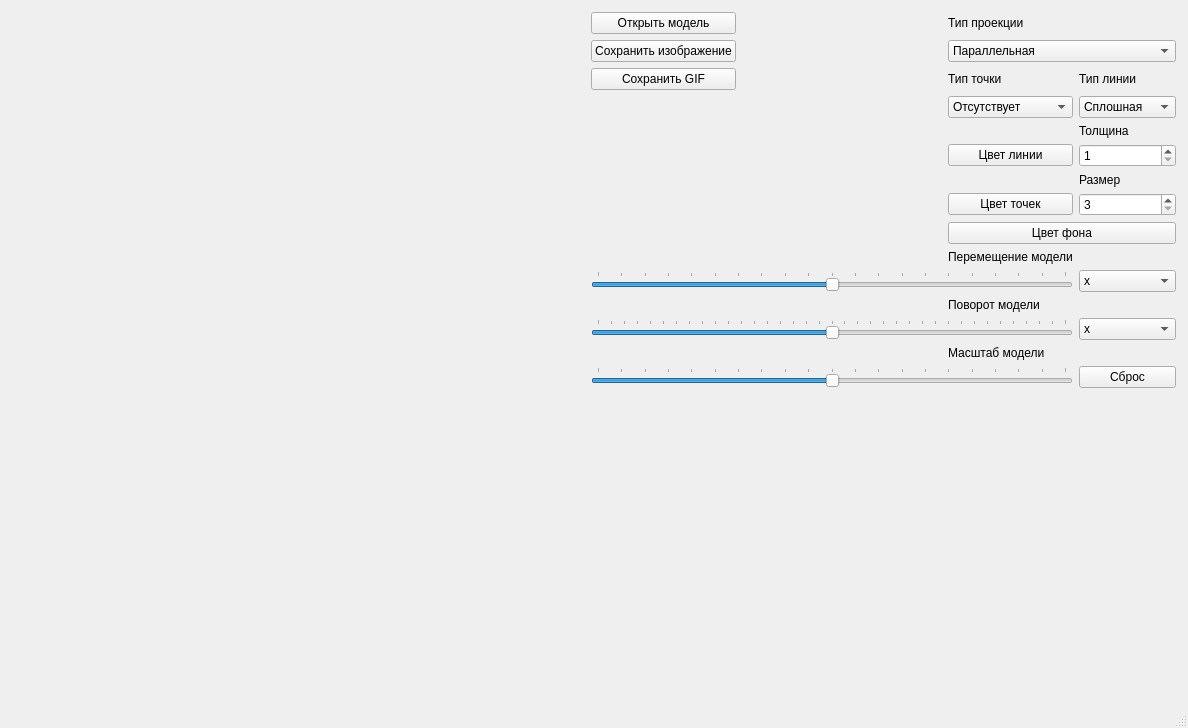
Above: src/3DViewer/mainwindow.ui from aprettel/3DViewer before the change. Below: the same form after it.
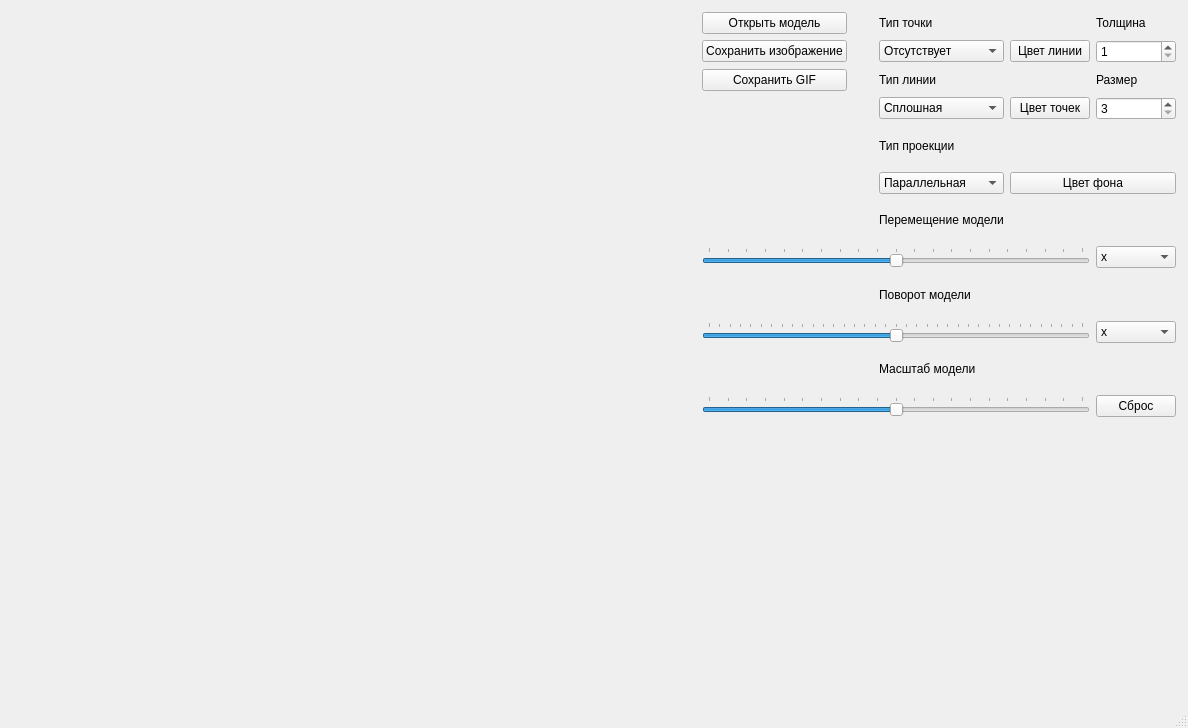
That is the form after the change.

Diff of the .ui file:
```diff
--- a/src/3DViewer/mainwindow.ui
+++ b/src/3DViewer/mainwindow.ui
@@ -44,117 +44,14 @@
       <property name="spacing">
        <number>-1</number>
       </property>
-      <item row="1" column="3" colspan="2">
-       <widget class="QComboBox" name="proectionBox">
-        <property name="font">
-         <font>
-          <bold>false</bold>
-         </font>
-        </property>
-        <item>
-         <property name="text">
-          <string>Параллельная</string>
-         </property>
-        </item>
-        <item>
-         <property name="text">
-          <string>Центральная</string>
-         </property>
-        </item>
-       </widget>
-      </item>
-      <item row="13" column="3">
-       <widget class="QLabel" name="scale_label">
+      <item row="2" column="1">
+       <widget class="QPushButton" name="saveButton_gif">
         <property name="text">
-         <string>Масштаб модели</string>
+         <string>Сохранить GIF</string>
         </property>
        </widget>
       </item>
-      <item row="10" column="4">
-       <widget class="QComboBox" name="translationBox">
-        <property name="font">
-         <font>
-          <bold>false</bold>
-         </font>
-        </property>
-        <item>
-         <property name="text">
-          <string>x</string>
-         </property>
-        </item>
-        <item>
-         <property name="text">
-          <string>y</string>
-         </property>
-        </item>
-        <item>
-         <property name="text">
-          <string>z</string>
-         </property>
-        </item>
-       </widget>
-      </item>
-      <item row="10" column="1" colspan="3">
-       <widget class="QSlider" name="translationSlider">
-        <property name="minimum">
-         <number>-100</number>
-        </property>
-        <property name="maximum">
-         <number>100</number>
-        </property>
-        <property name="singleStep">
-         <number>0</number>
-        </property>
-        <property name="value">
-         <number>0</number>
-        </property>
-        <property name="sliderPosition">
-         <number>0</number>
-        </property>
-        <property name="orientation">
-         <enum>Qt::Horizontal</enum>
-        </property>
-        <property name="tickPosition">
-         <enum>QSlider::TicksAbove</enum>
-        </property>
-        <property name="tickInterval">
-         <number>10</number>
-        </property>
-       </widget>
-      </item>
-      <item row="14" column="1" colspan="3">
-       <widget class="QSlider" name="scaleSlider">
-        <property name="minimum">
-         <number>-100</number>
-        </property>
-        <property name="maximum">
-         <number>100</number>
-        </property>
-        <property name="value">
-         <number>0</number>
-        </property>
-        <property name="sliderPosition">
-         <number>0</number>
-        </property>
-        <property name="orientation">
-         <enum>Qt::Horizontal</enum>
-        </property>
-        <property name="tickPosition">
-         <enum>QSlider::TicksAbove</enum>
-        </property>
-        <property name="tickInterval">
-         <number>10</number>
-        </property>
-       </widget>
-      </item>
-      <item row="1" column="1">
-       <widget class="QPushButton" name="saveButton_img">
-        <property name="text">
-         <string>Сохранить изображение</string>
-        </property>
-       </widget>
-      </item>
-      <item row="0" column="0" rowspan="16">
+      <item row="0" column="0" rowspan="18">
        <widget class="QWidget" name="screen" native="true">
         <property name="minimumSize">
          <size>
@@ -197,14 +94,18 @@
         </layout>
        </widget>
       </item>
-      <item row="12" column="4">
-       <widget class="QComboBox" name="rotateBox">
-        <property name="minimumContentsLength">
-         <number>0</number>
+      <item row="0" column="3">
+       <widget class="QLabel" name="doth_type_label">
+        <property name="text">
+         <string>Тип точки</string>
         </property>
+       </widget>
+      </item>
+      <item row="1" column="3">
+       <widget class="QComboBox" name="typeDoth">
         <item>
          <property name="text">
-          <string>x</string>
+          <string>Отсутствует</string>
          </property>
         </item>
         <item>
@@ -219,24 +120,17 @@
         </item>
        </widget>
       </item>
-      <item row="8" column="3" colspan="2">
-       <widget class="QPushButton" name="backColorButton">
+      <item row="2" column="3">
+       <widget class="QLabel" name="line_type_label">
         <property name="text">
-         <string>Цвет фона</string>
+         <string>Тип линии</string>
         </property>
        </widget>
       </item>
-      <item row="6" column="4">
-       <widget class="QLabel" name="size_label">
+      <item row="1" column="1">
+       <widget class="QPushButton" name="saveButton_img">
         <property name="text">
-         <string>Размер</string>
-        </property>
-       </widget>
-      </item>
-      <item row="11" column="3">
-       <widget class="QLabel" name="rotate_label">
-        <property name="text">
-         <string>Поворот модели</string>
+         <string>Сохранить изображение</string>
         </property>
        </widget>
       </item>
@@ -253,118 +147,57 @@
         </property>
        </widget>
       </item>
-      <item row="5" column="3">
-       <widget class="QPushButton" name="lineColorButton">
-        <property name="text">
-         <string>Цвет линии</string>
+      <item row="3" column="3">
+       <widget class="QComboBox" name="typeLine">
+        <property name="font">
+         <font>
+          <bold>false</bold>
+         </font>
         </property>
+        <item>
+         <property name="text">
+          <string>Сплошная</string>
+         </property>
+        </item>
+        <item>
+         <property name="text">
+          <string>Пунктирная</string>
+         </property>
+        </item>
        </widget>
       </item>
-      <item row="7" column="3">
-       <widget class="QPushButton" name="dothColorButton">
-        <property name="text">
-         <string>Цвет точек</string>
-        </property>
-       </widget>
-      </item>
-      <item row="15" column="1">
-       <spacer name="verticalSpacer">
-        <property name="orientation">
-         <enum>Qt::Vertical</enum>
-        </property>
-        <property name="sizeHint" stdset="0">
-         <size>
-          <width>20</width>
-          <height>40</height>
-         </size>
-        </property>
-       </spacer>
-      </item>
-      <item row="1" column="2">
+      <item row="2" column="2">
        <spacer name="horizontalSpacer">
         <property name="orientation">
          <enum>Qt::Horizontal</enum>
         </property>
         <property name="sizeType">
-         <enum>QSizePolicy::Fixed</enum>
+         <enum>QSizePolicy::Minimum</enum>
         </property>
         <property name="sizeHint" stdset="0">
          <size>
-          <width>200</width>
+          <width>20</width>
           <height>20</height>
          </size>
         </property>
        </spacer>
       </item>
-      <item row="12" column="1" colspan="3">
-       <widget class="QSlider" name="rotateSlider">
-        <property name="minimum">
-         <number>-180</number>
-        </property>
-        <property name="maximum">
-         <number>180</number>
-        </property>
-        <property name="value">
-         <number>0</number>
-        </property>
-        <property name="sliderPosition">
-         <number>0</number>
-        </property>
-        <property name="orientation">
-         <enum>Qt::Horizontal</enum>
-        </property>
-        <property name="tickPosition">
-         <enum>QSlider::TicksAbove</enum>
-        </property>
-        <property name="tickInterval">
-         <number>10</number>
-        </property>
-       </widget>
-      </item>
-      <item row="4" column="4">
-       <widget class="QLabel" name="thickness_label">
-        <property name="text">
-         <string>Толщина</string>
-        </property>
-       </widget>
-      </item>
-      <item row="3" column="1" colspan="2">
+      <item row="4" column="1" colspan="2">
        <widget class="QLabel" name="modelInfo_label">
         <property name="text">
          <string/>
         </property>
        </widget>
       </item>
-      <item row="2" column="1">
-       <widget class="QPushButton" name="saveButton_gif">
-        <property name="text">
-         <string>Сохранить GIF</string>
-        </property>
-       </widget>
-      </item>
-      <item row="0" column="3" colspan="2">
+      <item row="4" column="3">
        <widget class="QLabel" name="type_proction_label">
         <property name="text">
          <string>Тип проекции</string>
         </property>
        </widget>
       </item>
-      <item row="14" column="4">
-       <widget class="QPushButton" name="cleanModelButton">
-        <property name="text">
-         <string>Сброс</string>
-        </property>
-       </widget>
-      </item>
-      <item row="9" column="3">
-       <widget class="QLabel" name="transport_label">
-        <property name="text">
-         <string>Перемещение модели</string>
-        </property>
-       </widget>
-      </item>
-      <item row="3" column="4">
-       <widget class="QComboBox" name="typeLine">
+      <item row="5" column="3">
+       <widget class="QComboBox" name="proectionBox">
         <property name="font">
          <font>
           <bold>false</bold>
@@ -372,7 +205,7 @@
         </property>
         <item>
          <property name="text">
-          <string>Сплошная</string>
+          <string>Параллельная</string>
          </property>
         </item>
         <item>
@@ -382,53 +215,220 @@
         </item>
        </widget>
       </item>
-      <item row="3" column="3">
-       <widget class="QComboBox" name="typeDoth">
-        <item>
-         <property name="text">
-          <string>Отсутствует</string>
-         </property>
-        </item>
-        <item>
-         <property name="text">
-          <string>Круг</string>
-         </property>
-        </item>
-        <item>
-         <property name="text">
-          <string>Квадрат</string>
-         </property>
-        </item>
-       </widget>
-      </item>
-      <item row="2" column="4">
-       <widget class="QLabel" name="line_type_label">
+      <item row="0" column="5">
+       <widget class="QLabel" name="thickness_label">
         <property name="text">
-         <string>Тип линии</string>
+         <string>Толщина</string>
         </property>
        </widget>
       </item>
-      <item row="2" column="3">
-       <widget class="QLabel" name="doth_type_label">
+      <item row="1" column="4">
+       <widget class="QPushButton" name="lineColorButton">
         <property name="text">
-         <string>Тип точки</string>
+         <string>Цвет линии</string>
         </property>
        </widget>
       </item>
-      <item row="5" column="4">
+      <item row="1" column="5">
        <widget class="QSpinBox" name="thicknessBox">
         <property name="minimum">
          <number>1</number>
         </property>
        </widget>
       </item>
-      <item row="7" column="4">
+      <item row="3" column="4">
+       <widget class="QPushButton" name="dothColorButton">
+        <property name="text">
+         <string>Цвет точек</string>
+        </property>
+       </widget>
+      </item>
+      <item row="2" column="5">
+       <widget class="QLabel" name="size_label">
+        <property name="text">
+         <string>Размер</string>
+        </property>
+       </widget>
+      </item>
+      <item row="3" column="5">
        <widget class="QSpinBox" name="sizeBox">
         <property name="minimum">
          <number>3</number>
         </property>
        </widget>
       </item>
+      <item row="5" column="4" colspan="2">
+       <widget class="QPushButton" name="backColorButton">
+        <property name="text">
+         <string>Цвет фона</string>
+        </property>
+       </widget>
+      </item>
+      <item row="6" column="3">
+       <widget class="QLabel" name="transport_label">
+        <property name="text">
+         <string>Перемещение модели</string>
+        </property>
+       </widget>
+      </item>
+      <item row="8" column="3">
+       <widget class="QLabel" name="rotate_label">
+        <property name="text">
+         <string>Поворот модели</string>
+        </property>
+       </widget>
+      </item>
+      <item row="10" column="3">
+       <widget class="QLabel" name="scale_label">
+        <property name="text">
+         <string>Масштаб модели</string>
+        </property>
+       </widget>
+      </item>
+      <item row="7" column="5">
+       <widget class="QComboBox" name="translationBox">
+        <property name="font">
+         <font>
+          <bold>false</bold>
+         </font>
+        </property>
+        <item>
+         <property name="text">
+          <string>x</string>
+         </property>
+        </item>
+        <item>
+         <property name="text">
+          <string>y</string>
+         </property>
+        </item>
+        <item>
+         <property name="text">
+          <string>z</string>
+         </property>
+        </item>
+       </widget>
+      </item>
+      <item row="9" column="5">
+       <widget class="QComboBox" name="rotateBox">
+        <property name="minimumContentsLength">
+         <number>0</number>
+        </property>
+        <item>
+         <property name="text">
+          <string>x</string>
+         </property>
+        </item>
+        <item>
+         <property name="text">
+          <string>y</string>
+         </property>
+        </item>
+        <item>
+         <property name="text">
+          <string>z</string>
+         </property>
+        </item>
+       </widget>
+      </item>
+      <item row="11" column="5">
+       <widget class="QPushButton" name="cleanModelButton">
+        <property name="text">
+         <string>Сброс</string>
+        </property>
+       </widget>
+      </item>
+      <item row="7" column="1" colspan="4">
+       <widget class="QSlider" name="translationSlider">
+        <property name="minimum">
+         <number>-100</number>
+        </property>
+        <property name="maximum">
+         <number>100</number>
+        </property>
+        <property name="singleStep">
+         <number>0</number>
+        </property>
+        <property name="value">
+         <number>0</number>
+        </property>
+        <property name="sliderPosition">
+         <number>0</number>
+        </property>
+        <property name="orientation">
+         <enum>Qt::Horizontal</enum>
+        </property>
+        <property name="tickPosition">
+         <enum>QSlider::TicksAbove</enum>
+        </property>
+        <property name="tickInterval">
+         <number>10</number>
+        </property>
+       </widget>
+      </item>
+      <item row="11" column="1" colspan="4">
+       <widget class="QSlider" name="scaleSlider">
+        <property name="minimum">
+         <number>-100</number>
+        </property>
+        <property name="maximum">
+         <number>100</number>
+        </property>
+        <property name="value">
+         <number>0</number>
+        </property>
+        <property name="sliderPosition">
+         <number>0</number>
+        </property>
+        <property name="orientation">
+         <enum>Qt::Horizontal</enum>
+        </property>
+        <property name="tickPosition">
+         <enum>QSlider::TicksAbove</enum>
+        </property>
+        <property name="tickInterval">
+         <number>10</number>
+        </property>
+       </widget>
+      </item>
+      <item row="9" column="1" colspan="4">
+       <widget class="QSlider" name="rotateSlider">
+        <property name="minimum">
+         <number>-180</number>
+        </property>
+        <property name="maximum">
+         <number>180</number>
+        </property>
+        <property name="value">
+         <number>0</number>
+        </property>
+        <property name="sliderPosition">
+         <number>0</number>
+        </property>
+        <property name="orientation">
+         <enum>Qt::Horizontal</enum>
+        </property>
+        <property name="tickPosition">
+         <enum>QSlider::TicksAbove</enum>
+        </property>
+        <property name="tickInterval">
+         <number>10</number>
+        </property>
+       </widget>
+      </item>
+      <item row="12" column="1" rowspan="6">
+       <spacer name="verticalSpacer">
+        <property name="orientation">
+         <enum>Qt::Vertical</enum>
+        </property>
+        <property name="sizeHint" stdset="0">
+         <size>
+          <width>20</width>
+          <height>40</height>
+         </size>
+        </property>
+       </spacer>
+      </item>
      </layout>
     </item>
    </layout>
```
Left out of the diff: 6 changed lines with no effect on the pictures.
